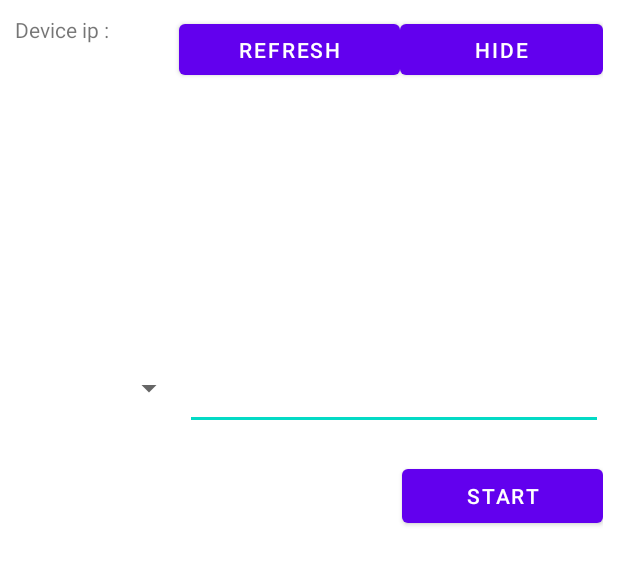
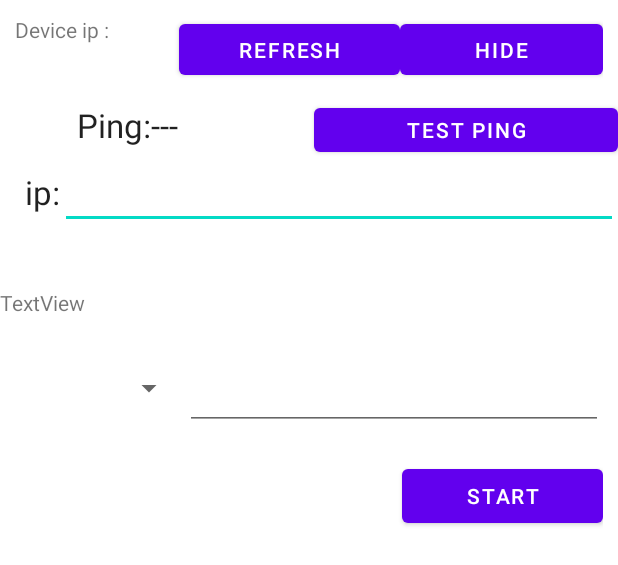
Before and after one commit to nikonufrienko/sandbox, an Android app: the layout activity_main.xml on its own in the app's theme, with its tools: preview values and no code run, on a phone screen of 412 x 824 dp. Shown: the top 565 px of the screen. Run offline under Robolectric (Android 15) with nearby library versions, the phone set to English and light mode, and no system bars; network calls fail.

Commit message:
initial commit

```diff
--- a/app/build.gradle
+++ b/app/build.gradle
@@ -57,6 +57,7 @@ android {
 dependencies {
     implementation "org.jetbrains.kotlin:kotlin-stdlib:$kotlin_version"
     implementation 'androidx.core:core-ktx:1.6.0'
+    implementation 'org.jetbrains.kotlinx:kotlinx-coroutines-android:1.3.9'
     implementation 'androidx.appcompat:appcompat:1.3.1'
     implementation 'com.google.android.material:material:1.4.0'
     implementation 'androidx.constraintlayout:constraintlayout:2.0.4'
--- a/app/src/main/java/com/company/test/MainActivity.kt
+++ b/app/src/main/java/com/company/test/MainActivity.kt
@@ -4,13 +4,17 @@ import androidx.appcompat.app.AppCompatActivity
 import android.os.Bundle
 import android.widget.ArrayAdapter
 import com.company.test.databinding.ActivityMainBinding
+import kotlinx.coroutines.*
 import java.net.Inet4Address
 import java.net.NetworkInterface
 
 class MainActivity : AppCompatActivity() {
     lateinit var binding: ActivityMainBinding
     lateinit var iperfRunner: IperfRunner
+    var isPingInChecking = false
 
+    @Volatile
+    var pingValueBuffer = "---"
     override fun onCreate(savedInstanceState: Bundle?) {
         super.onCreate(savedInstanceState)
 
@@ -34,7 +38,34 @@ class MainActivity : AppCompatActivity() {
             it.stderrHandler = ::handleIperfOutput
         }
         binding.startStopButton.setOnClickListener { startIperf() }
+        binding.pingTestButt.setOnClickListener {
+            pingTestButtonAction()
+        }
     }
+
+    private fun pingTestButtonAction() = runBlocking {
+        if (!isPingInChecking) {
+            isPingInChecking = true
+            binding.pingTestButt.text = "TESTING..."
+            CoroutineScope(Dispatchers.IO).launch {
+                doPingTest(
+                    { value: String -> pingValueBuffer = value },
+                    binding.serverIP.text.toString()
+                )
+                isPingInChecking = false
+            }
+            CoroutineScope(Dispatchers.Main).launch {
+                do {
+                    delay(1)
+                    binding.pingValue.text = pingValueBuffer
+                } while (isPingInChecking)
+                if (binding.pingValue.text != pingValueBuffer)
+                    binding.pingValue.text = pingValueBuffer
+                binding.pingTestButt.text = "TEST PING"
+            }
+        }
+    }
+
 
     private fun refreshAddresses() {
         binding.ipInfo.text = NetworkInterface.getNetworkInterfaces()
--- a/app/src/main/res/layout/activity_main.xml
+++ b/app/src/main/res/layout/activity_main.xml
@@ -29,6 +29,7 @@
                 android:layout_width="wrap_content"
                 android:layout_height="wrap_content"
                 android:layout_weight="1"
+                android:minHeight="48dp"
                 android:text="@string/refreshIp" />
 
             <Button
@@ -49,12 +50,71 @@
                 android:layout_height="wrap_content"
                 android:orientation="vertical">
 
+                <LinearLayout
+                    android:layout_width="match_parent"
+                    android:layout_height="41dp"
+                    android:orientation="horizontal">
+
+                    <TextView
+                        android:id="@+id/Ping"
+                        android:layout_width="10dp"
+                        android:layout_height="41dp"
+                        android:layout_weight="1"
+                        android:text="Ping:"
+                        android:textAlignment="textEnd"
+                        android:textAppearance="@style/TextAppearance.AppCompat.Large" />
+
+                    <TextView
+                        android:id="@+id/pingValue"
+                        android:layout_width="wrap_content"
+                        android:layout_height="41dp"
+                        android:layout_weight="1"
+                        android:text="---"
+                        android:textAppearance="@style/TextAppearance.AppCompat.Large" />
+
+                    <Button
+                        android:id="@+id/pingTestButt"
+                        android:layout_width="wrap_content"
+                        android:layout_height="match_parent"
+                        android:layout_weight="1"
+                        android:text="TEST PING" />
+                </LinearLayout>
+
+                <LinearLayout
+                    android:layout_width="match_parent"
+                    android:layout_height="match_parent"
+                    android:orientation="horizontal">
+
+                    <TextView
+                        android:id="@+id/textView3"
+                        android:layout_width="64dp"
+                        android:layout_height="45dp"
+                        android:layout_weight="1"
+                        android:text="ip:"
+                        android:textAlignment="viewEnd"
+                        android:textAppearance="@style/TextAppearance.AppCompat.Large" />
+
+                    <EditText
+                        android:id="@+id/serverIP"
+                        android:layout_width="372dp"
+                        android:layout_height="wrap_content"
+                        android:ems="10"
+                        android:inputType="textPersonName" />
+                </LinearLayout>
+
                 <TextView
                     android:id="@+id/ipInfo"
                     android:layout_width="match_parent"
                     android:layout_height="wrap_content"
                     android:padding="10dp"
                     android:scrollbars="vertical"/>
+
+                <TextView
+                    android:id="@+id/textView2"
+                    android:layout_width="match_parent"
+                    android:layout_height="wrap_content"
+                    android:text="TextView" />
+
             </LinearLayout>
         </ScrollView>
 
@@ -104,7 +164,7 @@
 
         <ScrollView
             android:layout_width="match_parent"
-            android:layout_height="match_parent">
+            android:layout_height="406dp">
 
             <LinearLayout
                 android:layout_width="match_parent"
```
